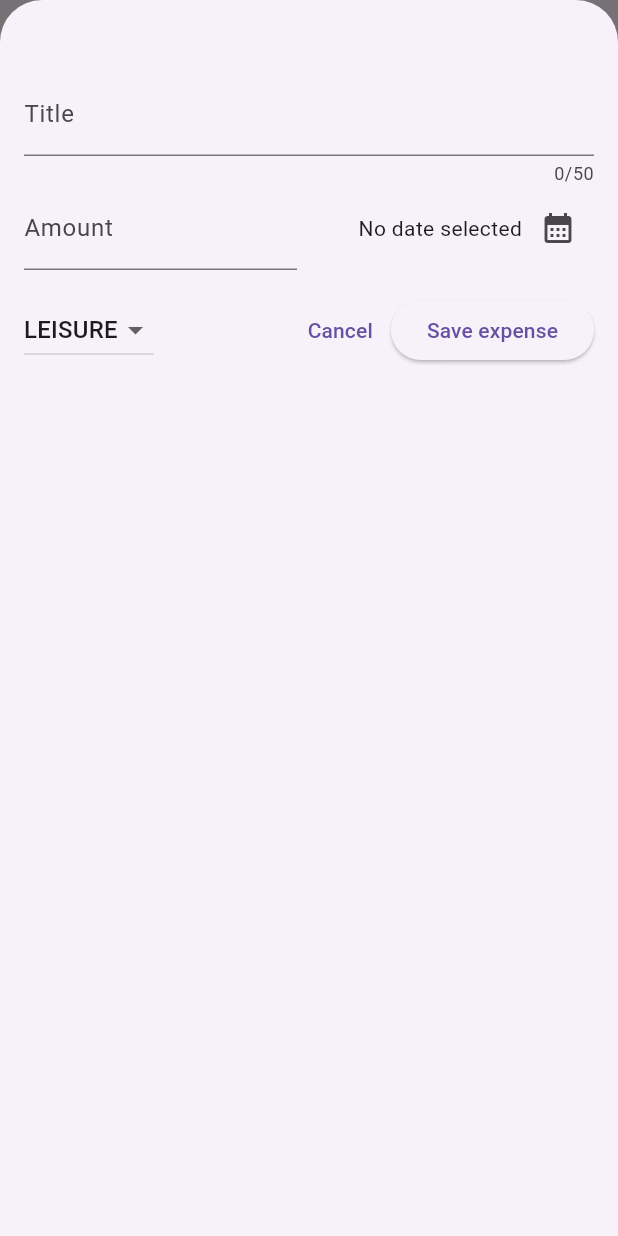
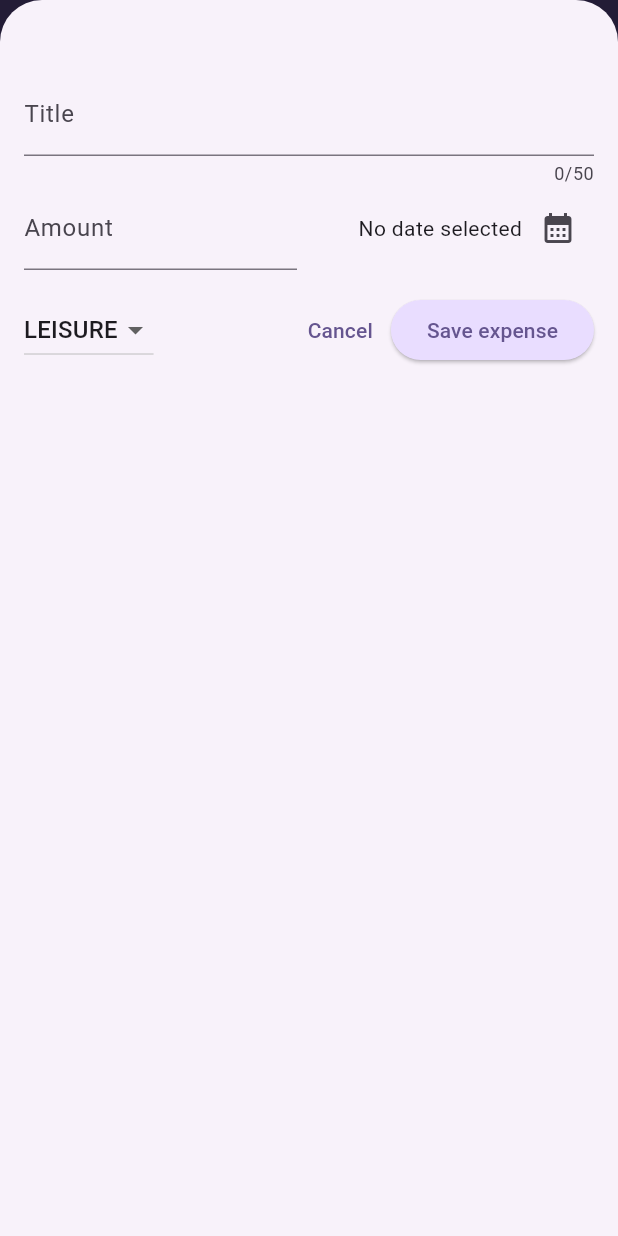
Before and after one commit to DanielNeset/expense_tracker, a Flutter app: the screen it shows after launch, after a tap on the "add" icon, on a phone screen of 412 x 824 dp. Run offline on Flutter 3.47's test engine with Material 3 defaults, Android fonts, the phone set to English and light mode, and no system bars.

Commit message:
Added ThemeData to the app

```diff
--- a/lib/main.dart
+++ b/lib/main.dart
@@ -2,10 +2,39 @@ import 'package:flutter/material.dart';
 
 import 'package:expense_tracker/widgets/expenses.dart';
 
+var kColorScheme =
+    ColorScheme.fromSeed(seedColor: const Color.fromARGB(255, 96, 59, 181));
+
 void main() {
   runApp(
-    const MaterialApp(
-      home: Expenses(),
+    MaterialApp(
+      theme: ThemeData().copyWith(
+        colorScheme: kColorScheme,
+        appBarTheme: const AppBarTheme().copyWith(
+          backgroundColor: kColorScheme.onPrimaryContainer,
+          foregroundColor: kColorScheme.primaryContainer,
+        ),
+        cardTheme: const CardTheme().copyWith(
+          color: kColorScheme.secondaryContainer,
+          margin: const EdgeInsets.symmetric(
+            horizontal: 16,
+            vertical: 8,
+          ),
+        ),
+        elevatedButtonTheme: ElevatedButtonThemeData(
+          style: ElevatedButton.styleFrom(
+            backgroundColor: kColorScheme.primaryContainer,
+          ),
+        ),
+        textTheme: ThemeData().textTheme.copyWith(
+              titleLarge: TextStyle(
+                fontWeight: FontWeight.bold,
+                color: kColorScheme.onSecondaryContainer,
+                fontSize: 16,
+              ),
+            ),
+      ),
+      home: const Expenses(),
     ),
   );
 }
--- a/lib/widgets/expenses_list/expenses_item.dart
+++ b/lib/widgets/expenses_list/expenses_item.dart
@@ -15,8 +15,12 @@ class ExpensesItem extends StatelessWidget {
         vertical: 16,
       ),
       child: Column(
+        crossAxisAlignment: CrossAxisAlignment.start,
         children: [
-          Text(expense.title),
+          Text(
+            expense.title,
+            style: Theme.of(context).textTheme.titleLarge,
+          ),
           const SizedBox(height: 4),
           Row(
             children: [
--- a/lib/widgets/expenses_list/expenses_list.dart
+++ b/lib/widgets/expenses_list/expenses_list.dart
@@ -18,6 +18,11 @@ class ExpensesList extends StatelessWidget {
       itemCount: expenses.length,
       itemBuilder: (ctx, index) => Dismissible(
         key: ValueKey(expenses[index]),
+        background: Container(
+          color: Theme.of(context).colorScheme.error.withOpacity(0.75),
+          margin: EdgeInsets.symmetric(
+              horizontal: Theme.of(context).cardTheme.margin!.horizontal),
+        ),
         onDismissed: (direction) {
           onRemoveExpense(expenses[index]);
         },
```
